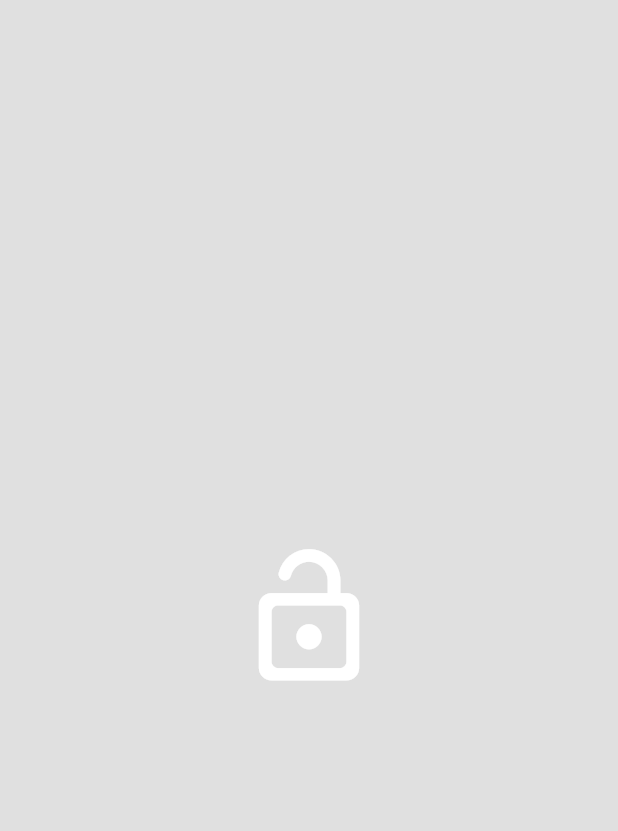
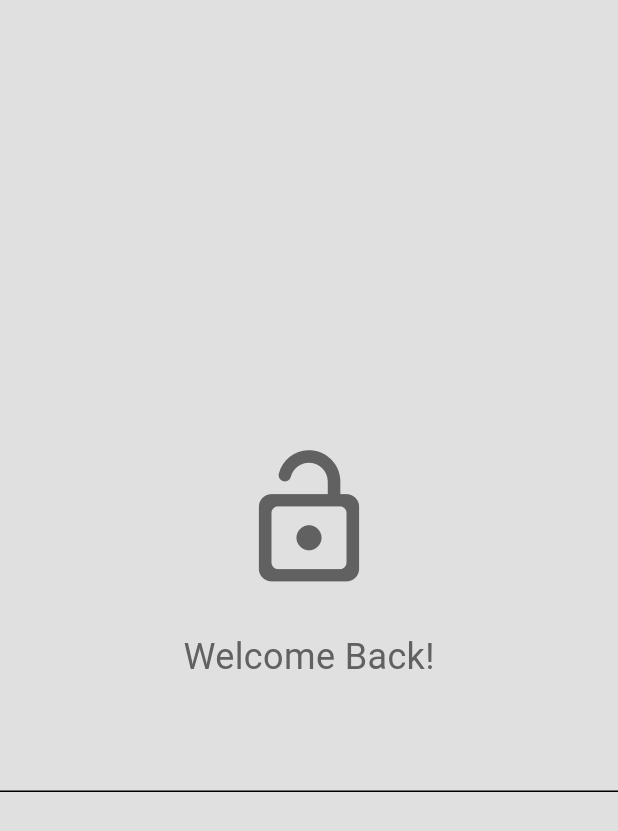
Before and after one commit to moh123adan/YumRun, a Flutter app: the screen it shows after launch, on a phone screen of 412 x 824 dp. Shown: the top 831 px of the screen. Run offline on Flutter 3.47's test engine with Material 3 defaults, Android fonts, the phone set to English and light mode, and no system bars.

Commit message:
adding: fields to the sign in

```diff
--- a/lib/pages/login_page.dart
+++ b/lib/pages/login_page.dart
@@ -9,13 +9,34 @@ class LoginPage extends StatelessWidget {
         // ignore: deprecated_member_use
         backgroundColor: Theme.of(context).colorScheme.background,
         body: Center(
-          child: Column(mainAxisAlignment: MainAxisAlignment.center, children: [
-            Icon(
-              Icons.lock_open_rounded,
-              size: 100,
-              color: Theme.of(context).colorScheme.inversePrimary,
-            )
-          ]),
+          child: Column(
+            mainAxisAlignment: MainAxisAlignment.center,
+            children: [
+              Icon(
+                Icons.lock_open_rounded,
+                size: 100,
+                color: Theme.of(context).colorScheme.inversePrimary,
+              ),
+              const SizedBox(height: 25),
+               Text(
+                'Welcome Back!',
+                style: TextStyle(
+                  fontSize: 24,
+                  color: Theme.of(context).colorScheme.inversePrimary,
+                ),
+              ),
+              const SizedBox(height: 25),
+
+              //email text field
+               TextField()
+
+               //password text field
+
+               //sign in button
+
+               //not a member? register now
+            ],
+          ),
         ));
   }
 }
--- a/lib/themes/light_mode.dart
+++ b/lib/themes/light_mode.dart
@@ -6,6 +6,7 @@ ThemeData lightMode = ThemeData(
     background: Colors.grey.shade300,
     primary: Colors.grey.shade500,
     secondary: Colors.grey.shade100,
-    tertiary: Colors.grey.shade700,
+    tertiary: Colors.white,
+    inversePrimary: Colors.grey.shade700,
   ),
 );
```
Also changed, not shown: lib/components/my_textfield.dart (added).
